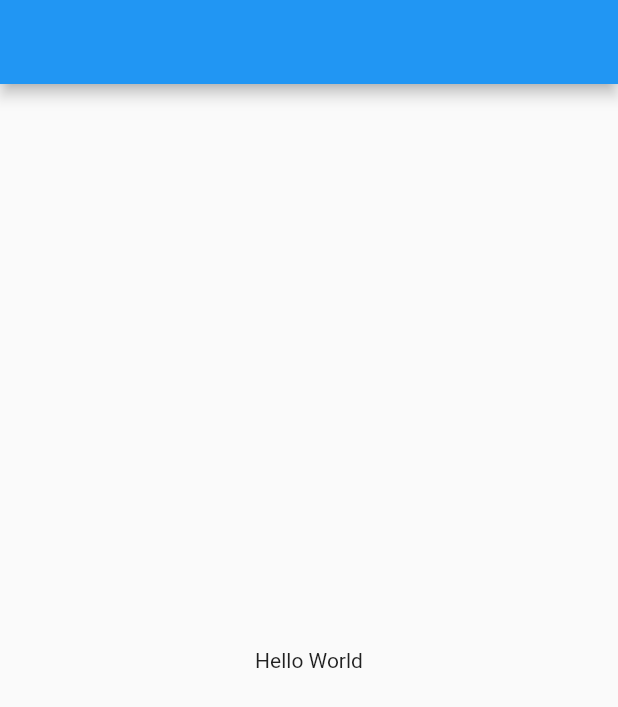
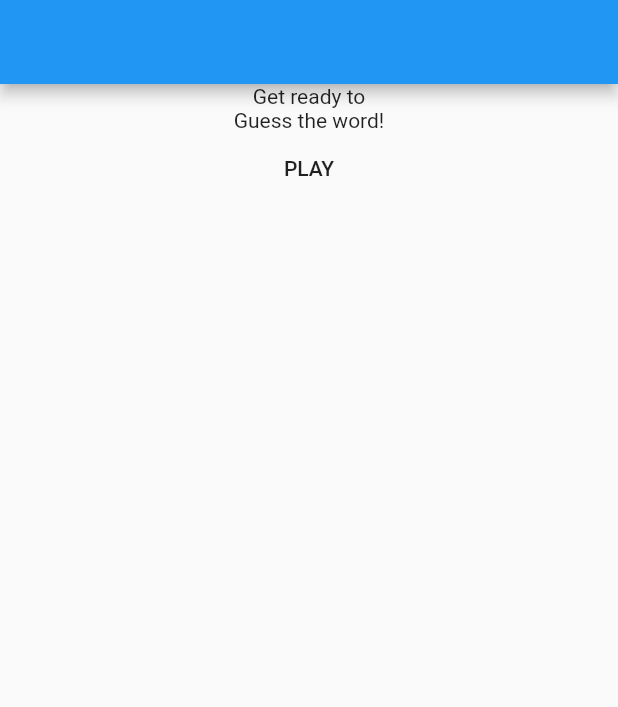
Before and after one commit to JPRR44/Tarea3_Moviles, a Flutter app: the screen it shows after launch, on a phone screen of 412 x 824 dp. Shown: the top 707 px of the screen. Run offline on Flutter 3.47's test engine with Material 2 defaults, Android fonts, the phone set to English and light mode, and no system bars; our stand-ins replace bloc, equatable, flutter_bloc.

Commit message:
Updated to first view

```diff
--- a/lib/bloc/tarea3_bloc.dart
+++ b/lib/bloc/tarea3_bloc.dart
@@ -1,6 +1,7 @@
 import 'dart:async';
 
 import 'package:bloc/bloc.dart';
+import 'package:equatable/equatable.dart';
 import 'package:meta/meta.dart';
 
 part 'tarea3_event.dart';
@@ -8,11 +9,37 @@ part 'tarea3_state.dart';
 
 class Tarea3Bloc extends Bloc<Tarea3Event, Tarea3State> {
   Tarea3Bloc() : super(Tarea3Initial());
+  List<String> list1 = ['Perro', 'Gato'];
+  List<String> list2 = ['Perro', 'Gato'];
+  int count = 0;
+  int index = 0;
+  int listSize;
 
   @override
   Stream<Tarea3State> mapEventToState(
     Tarea3Event event,
   ) async* {
-    // TODO: implement mapEventToState
+    if (event is StartEvent) {
+      listSize = list1.length;
+      count = 0;
+      index = 0;
+      yield JuegoIniciadoState(
+          palabra: list1[index], titulo: 'The word is ...', contador: count);
+    } else if (event is SkipEvent) {
+      index++;
+      if (index < listSize)
+        yield JuegoNextState(
+            palabra: list1[index], titulo: 'The word is ...', contador: count);
+    } else if (event is GotEvent) {
+      if (list1[index] == list2[index]) count++;
+      index++;
+      if (index < listSize)
+        yield JuegoNextState(
+            palabra: list1[index], titulo: 'The word is ...', contador: count);
+      else
+        yield JuegoEndState(titulo: 'You scored!', contador: count);
+    } else if (event is EndEvent) {
+      yield JuegoEndState(titulo: 'You scored!', contador: count);
+    }
   }
 }
--- a/lib/bloc/tarea3_event.dart
+++ b/lib/bloc/tarea3_event.dart
@@ -1,4 +1,30 @@
 part of 'tarea3_bloc.dart';
 
 @immutable
-abstract class Tarea3Event {}
+abstract class Tarea3Event extends Equatable {}
+
+class StartEvent extends Tarea3Event {
+  @override
+  // TODO: implement props
+  List<Object> get props => [];
+}
+
+class SkipEvent extends Tarea3Event {
+  final bool result = false;
+  @override
+  // TODO: implement props
+  List<Object> get props => [result];
+}
+
+class GotEvent extends Tarea3Event {
+  final bool result = true;
+  @override
+  // TODO: implement props
+  List<Object> get props => [result];
+}
+
+class EndEvent extends Tarea3Event {
+  @override
+  // TODO: implement props
+  List<Object> get props => [];
+}
--- a/lib/bloc/tarea3_state.dart
+++ b/lib/bloc/tarea3_state.dart
@@ -1,6 +1,53 @@
 part of 'tarea3_bloc.dart';
 
 @immutable
-abstract class Tarea3State {}
+abstract class Tarea3State extends Equatable {}
 
-class Tarea3Initial extends Tarea3State {}
+class Tarea3Initial extends Tarea3State {
+  @override
+  // TODO: implement props
+  List<Object> get props => throw UnimplementedError();
+}
+
+class StartState extends Tarea3State {
+  @override
+  // TODO: implement props
+  List<Object> get props => throw UnimplementedError();
+}
+
+class JuegoIniciadoState extends Tarea3State {
+  final String palabra;
+  final String titulo;
+  final int contador;
+
+  JuegoIniciadoState(
+      {@required this.palabra, @required this.titulo, @required this.contador});
+
+  @override
+  // TODO: implement props
+  List<Object> get props => [palabra, titulo, contador];
+}
+
+class JuegoNextState extends Tarea3State {
+  final String palabra;
+  final String titulo;
+  final int contador;
+
+  JuegoNextState(
+      {@required this.palabra, @required this.titulo, @required this.contador});
+
+  @override
+  // TODO: implement props
+  List<Object> get props => [palabra, titulo, contador];
+}
+
+class JuegoEndState extends Tarea3State {
+  final String titulo;
+  final int contador;
+
+  JuegoEndState({@required this.titulo, @required this.contador});
+
+  @override
+  // TODO: implement props
+  List<Object> get props => [titulo, contador];
+}
--- a/lib/main.dart
+++ b/lib/main.dart
@@ -1,4 +1,6 @@
 import 'package:flutter/material.dart';
+import 'package:flutter_bloc/flutter_bloc.dart';
+import 'package:tarea3/bloc/tarea3_bloc.dart';
 
 void main() => runApp(MyApp());
 
@@ -8,15 +10,34 @@ class MyApp extends StatelessWidget {
     return MaterialApp(
       title: 'Guess the Word ',
       home: Scaffold(
-        appBar: AppBar(
-          title: Text(''),
-        ),
-        body: Center(
-          child: Container(
-            child: Text('Hello World'),
+          appBar: AppBar(
+            title: Text(''),
           ),
-        ),
-      ),
+          body: BlocProvider(
+            create: (context) => Tarea3Bloc(),
+            child: BlocConsumer<Tarea3Bloc, Tarea3State>(
+              listener: (context, state) {
+                // TODO: implement listener
+              },
+              builder: (context, state) {
+                return Container(
+                  child: Center(
+                    child: Column(
+                      mainAxisSize: MainAxisSize.max,
+                      children: [
+                        Text('Get ready to'),
+                        Text('Guess the word!'),
+                        MaterialButton(
+                          onPressed: () {},
+                          child: Text('PLAY'),
+                        )
+                      ],
+                    ),
+                  ),
+                );
+              },
+            ),
+          )),
     );
   }
 }
```
